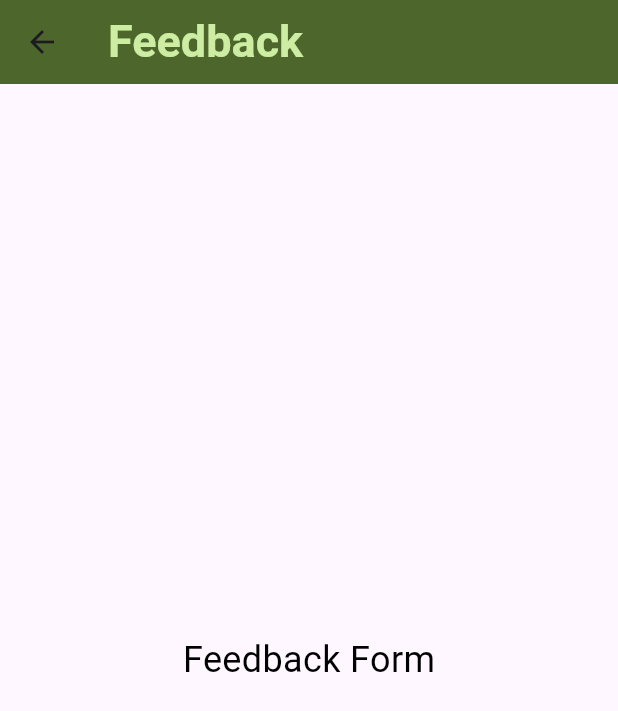
After one commit to WenDEVLIFE/naveyegate, a Flutter app: the FeedBackView screen opened directly, on a phone screen of 412 x 824 dp. The commit adds this screen. Shown: the top 711 px of the screen. Run offline on Flutter 3.47's test engine with Material 3 defaults, Android fonts, the phone set to English and light mode, and no system bars; our stand-ins replace camera, flutter_tts, fluttertoast; missing offline and left inert: dart:ffi; Roboto replaces fonts that are missing (EB Gammond).

Commit message:
Added FeedBackView.dart and implement it on the MainView.dart

```diff
--- /dev/null
+++ b/lib/src/view/FeedBackView.dart
@@ -0,0 +1,31 @@
+import 'package:flutter/cupertino.dart';
+import 'package:flutter/material.dart';
+
+import '../helpers/ColorHelper.dart';
+import '../widget/CustomText.dart';
+
+class FeedBackView extends StatelessWidget {
+
+  @override
+  Widget build(BuildContext context) {
+    return Scaffold(
+      appBar: AppBar(
+        title: CustomText(
+          text: 'Feedback',
+          fontFamily: 'EB Gammond',
+          fontSize: 30,
+          color: ColorHelper.primaryContainer,
+          fontWeight: FontWeight.w700,
+        ),
+        backgroundColor: ColorHelper.primaryColor,
+      ),
+      body: Center(
+        child: Text(
+          'Feedback Form',
+          style: TextStyle(fontSize: 24, color: Colors.black),
+        ),
+      ),
+    );
+  }
+
+}
--- a/lib/src/view/MainView.dart
+++ b/lib/src/view/MainView.dart
@@ -1,5 +1,6 @@
 
 import 'package:flutter/material.dart';
+import 'package:naveyegate/src/view/FeedBackView.dart';
 import 'package:naveyegate/src/view/HomeView.dart';
 import 'package:naveyegate/src/view/TutorialView.dart';
 
@@ -22,10 +23,8 @@ class _MainScreenState extends State<MainView> {
       case 1:
         return TutorialView();
       case 2:
-        return HomeView();
+        return FeedBackView();
       case 3:
-        return HomeView();
-      case 4:
         return HomeView();
       default:
         return HomeView();
```
